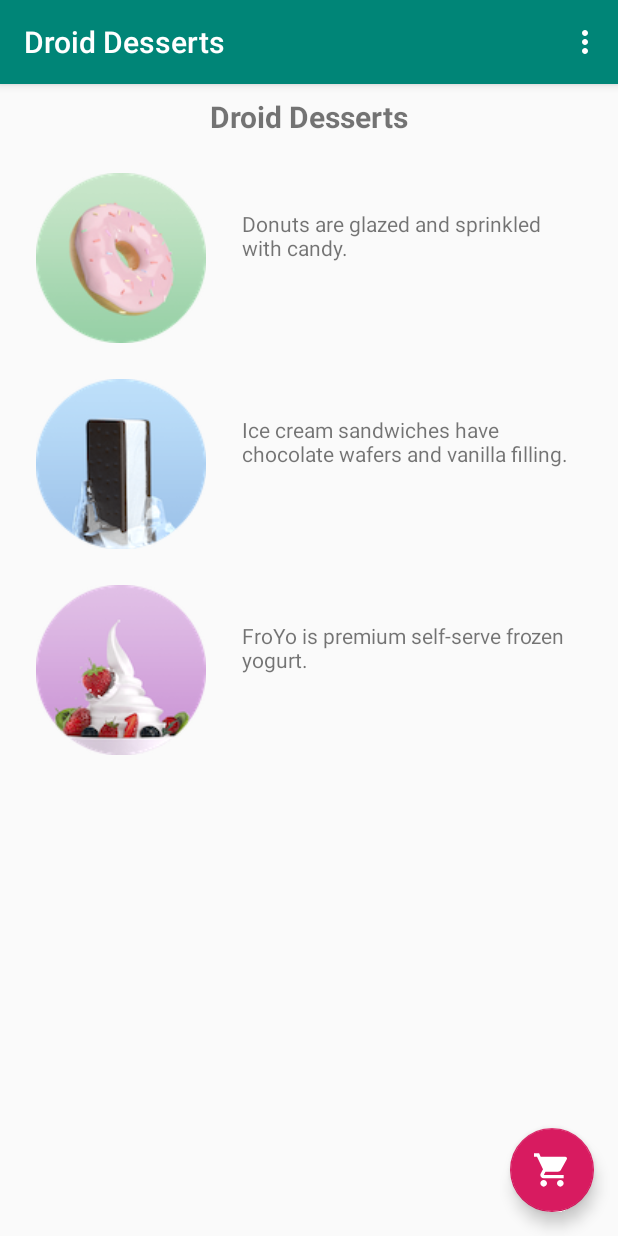
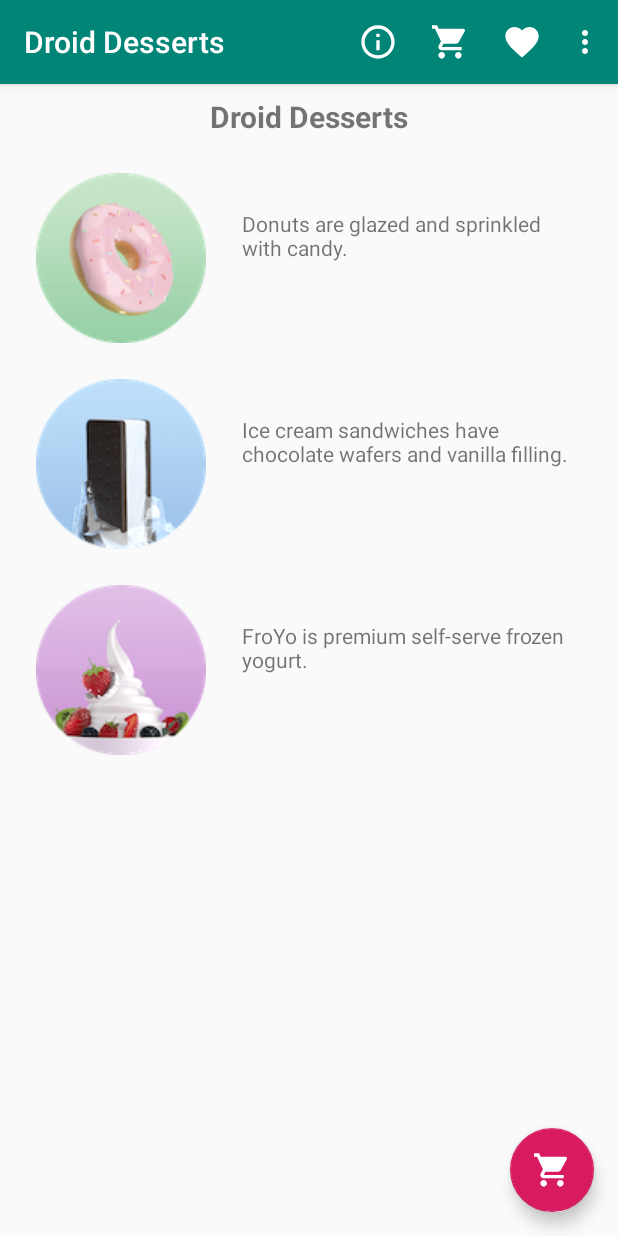
Before and after one commit to Bulana/Android-fundamentals-04.1-Clickable-images, an Android app: the screen it shows after launch (MainActivity), on a phone screen of 412 x 824 dp. Run offline under Robolectric (Android 15) with nearby library versions, the phone set to English and light mode, and no system bars.

Commit message:
handled selected menu items

```diff
--- a/DroidDesserts/app/src/main/java/com/bulana/droiddesserts/MainActivity.java
+++ b/DroidDesserts/app/src/main/java/com/bulana/droiddesserts/MainActivity.java
@@ -37,13 +37,24 @@ public class MainActivity extends AppCompatActivity {
         // Handle action bar item clicks here. The action bar will
         // automatically handle clicks on the Home/Up button, so long
         // as you specify a parent activity in AndroidManifest.xml.
-        int id = item.getItemId();
-
-        //noinspection SimplifiableIfStatement
-        if (id == R.id.action_settings) {
-            return true;
+        switch (item.getItemId()) {
+            case R.id.action_order:
+                Intent intent = new Intent(MainActivity.this, OrderActivity.class);
+                intent.putExtra(EXTRA_MESSAGE, mOrderMessage);
+                startActivity(intent);
+                return true;
+            case R.id.action_status:
+                displayToast(getString(R.string.action_status_message));
+                return true;
+            case R.id.action_favorites:
+                displayToast(getString(R.string.action_favorites_message));
+                return true;
+            case R.id.action_contact:
+                displayToast(getString(R.string.action_contact_message));
+                return true;
+            default:
+                // Do nothing
         }
-
         return super.onOptionsItemSelected(item);
     }
 
--- /dev/null
+++ b/DroidDesserts/app/src/main/res/drawable-anydpi/ic_favorite.xml
@@ -0,0 +1,13 @@
+<vector xmlns:android="http://schemas.android.com/apk/res/android"
+    android:width="24dp"
+    android:height="24dp"
+    android:viewportWidth="21.6"
+    android:viewportHeight="21.6"
+    android:tint="#FFFFFF">
+  <group android:translateX="-1.2"
+      android:translateY="-1.2">
+      <path
+          android:fillColor="#FF000000"
+          android:pathData="M12,21.35l-1.45,-1.32C5.4,15.36 2,12.28 2,8.5 2,5.42 4.42,3 7.5,3c1.74,0 3.41,0.81 4.5,2.09C13.09,3.81 14.76,3 16.5,3 19.58,3 22,5.42 22,8.5c0,3.78 -3.4,6.86 -8.55,11.54L12,21.35z"/>
+  </group>
+</vector>
--- /dev/null
+++ b/DroidDesserts/app/src/main/res/drawable-anydpi/ic_status_info.xml
@@ -0,0 +1,13 @@
+<vector xmlns:android="http://schemas.android.com/apk/res/android"
+    android:width="24dp"
+    android:height="24dp"
+    android:viewportWidth="21.6"
+    android:viewportHeight="21.6"
+    android:tint="#FFFFFF">
+  <group android:translateX="-1.2"
+      android:translateY="-1.2">
+      <path
+          android:fillColor="#FF000000"
+          android:pathData="M11,17h2v-6h-2v6zM12,2C6.48,2 2,6.48 2,12s4.48,10 10,10 10,-4.48 10,-10S17.52,2 12,2zM12,20c-4.41,0 -8,-3.59 -8,-8s3.59,-8 8,-8 8,3.59 8,8 -3.59,8 -8,8zM11,9h2L13,7h-2v2z"/>
+  </group>
+</vector>
--- a/DroidDesserts/app/src/main/res/menu/menu_main.xml
+++ b/DroidDesserts/app/src/main/res/menu/menu_main.xml
@@ -3,8 +3,26 @@
     xmlns:tools="http://schemas.android.com/tools"
     tools:context="com.bulana.droiddesserts.MainActivity">
     <item
-        android:id="@+id/action_settings"
+        android:id="@+id/action_contact"
+        android:orderInCategory="10"
+        android:title="Contact"
+        app:showAsAction="never" />
+    <item
+        android:id="@+id/action_status"
+        android:orderInCategory="20"
+        android:icon="@drawable/ic_status_info"
+        android:title="Status"
+        app:showAsAction="always"/>
+    <item
+        android:id="@+id/action_order"
+        android:orderInCategory="30"
+        android:icon="@drawable/ic_shopping_cart"
+        android:title="Order"
+        app:showAsAction="always"/>
+    <item
+        android:id="@+id/action_favorites"
         android:orderInCategory="100"
-        android:title="@string/action_settings"
-        app:showAsAction="never" />
+        android:icon="@drawable/ic_favorite"
+        android:title="Favorites"
+        app:showAsAction="always"/>
 </menu>
--- a/DroidDesserts/app/src/main/res/values/strings.xml
+++ b/DroidDesserts/app/src/main/res/values/strings.xml
@@ -18,6 +18,10 @@
     <string name="same_day_messenger_service">Same day messenger service</string>
     <string name="pick_up">Pick up</string>
     <string name="next_day_ground_delivery">Next day ground delivery</string>
+    <string name="action_order_message">You selected Order.</string>
+    <string name="action_status_message">You selected Status.</string>
+    <string name="action_favorites_message">You selected Favorites.</string>
+    <string name="action_contact_message">You selected Contact.</string>
     <string-array name="labels_array">
         <item>Home</item>
         <item>Work</item>
```
Also changed, not shown: DroidDesserts/app/src/main/res/drawable-hdpi/ic_favorite.png (added), DroidDesserts/app/src/main/res/drawable-hdpi/ic_status_info.png (added), DroidDesserts/app/src/main/res/drawable-mdpi/ic_favorite.png (added), DroidDesserts/app/src/main/res/drawable-mdpi/ic_status_info.png (added), DroidDesserts/app/src/main/res/drawable-xhdpi/ic_favorite.png (added), DroidDesserts/app/src/main/res/drawable-xhdpi/ic_status_info.png (added), DroidDesserts/app/src/main/res/drawable-xxhdpi/ic_favorite.png (added), DroidDesserts/app/src/main/res/drawable-xxhdpi/ic_status_info.png (added).
